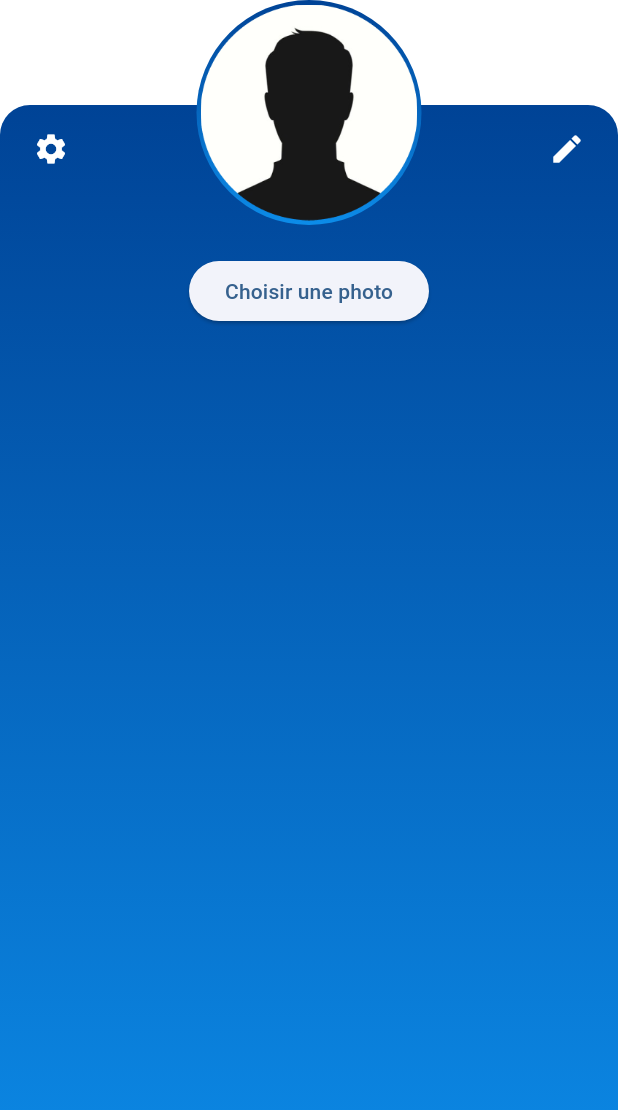
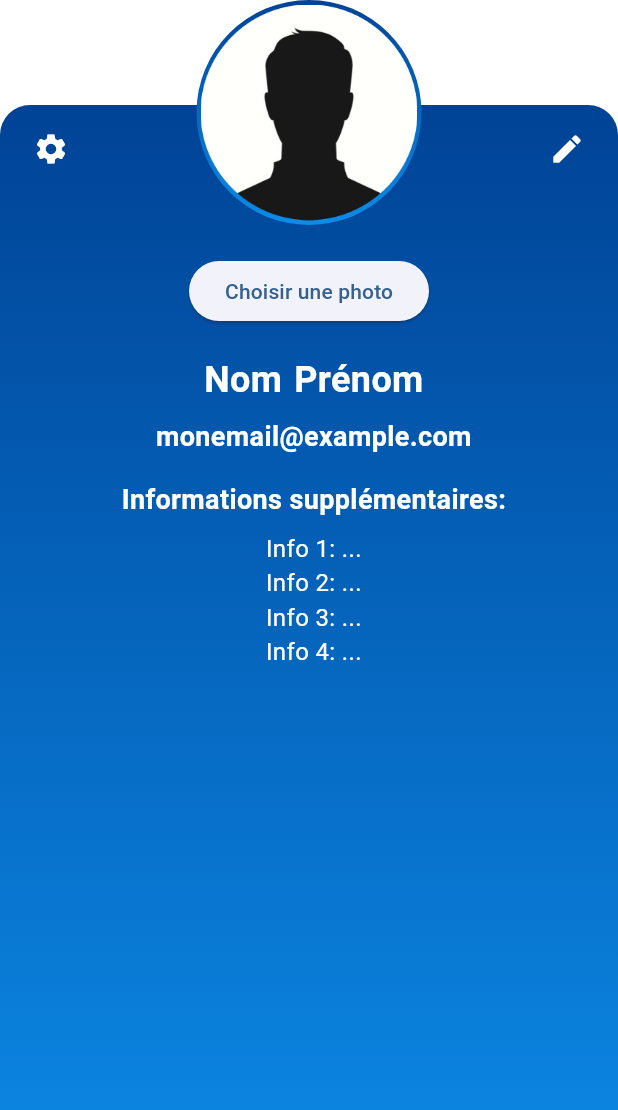
Before and after one commit to PaulDelamare/Diwe_front, a Flutter app: the UserPage screen opened by its route, on a phone screen of 412 x 824 dp. Shown: the top 1110 px of the screen. Run offline on Flutter 3.47's test engine with Material 3 defaults, Android fonts, the light colour scheme and no system bars; our stand-ins replace fl_chart, image_picker.

Commit message:
creation infos.dart et son contenue, les infos a mettre reste flou pour le moment.

```diff
--- /dev/null
+++ b/lib/user/infos.dart
@@ -0,0 +1,59 @@
+import 'package:flutter/material.dart';
+
+class InfosWidget extends StatelessWidget {
+  @override
+  Widget build(BuildContext context) {
+    return Container(
+      padding: EdgeInsets.all(16.0),
+      decoration: BoxDecoration(
+        color: Colors.transparent, // Fond transparent
+      ),
+      child: Column(
+        crossAxisAlignment: CrossAxisAlignment.center, // Centrer le contenu
+        children: [
+          Row(
+            mainAxisAlignment: MainAxisAlignment.center, // Centrer les enfants
+            children: [
+              Text(
+                'Nom',
+                style: TextStyle(fontSize: 24, color: Colors.white, fontWeight: FontWeight.bold),
+              ),
+              SizedBox(width: 8), // Ajouter un espace entre Nom et Prénom
+              Text(
+                'Prénom',
+                style: TextStyle(fontSize: 24, color: Colors.white, fontWeight: FontWeight.bold),
+              ),
+            ],
+          ),
+          SizedBox(height: 8),
+          Text(
+            'monemail@example.com', // Remplacer par l'email réel
+            style: TextStyle(fontSize: 18, color: Colors.white, fontWeight: FontWeight.bold),
+          ),
+          SizedBox(height: 16),
+          Text(
+            'Informations supplémentaires:',
+            style: TextStyle(fontSize: 18, color: Colors.white, fontWeight: FontWeight.bold),
+          ),
+          SizedBox(height: 8),
+          Text(
+            'Info 1: ...',
+            style: TextStyle(fontSize: 16, color: Colors.white),
+          ),
+          Text(
+            'Info 2: ...',
+            style: TextStyle(fontSize: 16, color: Colors.white),
+          ),
+          Text(
+            'Info 3: ...',
+            style: TextStyle(fontSize: 16, color: Colors.white),
+          ),
+          Text(
+            'Info 4: ...',
+            style: TextStyle(fontSize: 16, color: Colors.white),
+          ),
+        ],
+      ),
+    );
+  }
+}
--- a/lib/user/user.dart
+++ b/lib/user/user.dart
@@ -1,5 +1,6 @@
 import 'package:flutter/material.dart';
 import 'avatar.dart';
+import 'infos.dart';
 
 class UserPage extends StatefulWidget {
   const UserPage({Key? key}) : super(key: key);
@@ -77,6 +78,12 @@ class _UserPageState extends State<UserPage> {
               },
             ),
           ),
+          // InfosWidget
+          Positioned(
+            top: 220, // Ajustez la position verticale selon vos besoins
+            left: 65, // Ajustez la position horizontale selon vos besoins
+            child: InfosWidget(),
+          ),
         ],
       ),
     );
```
